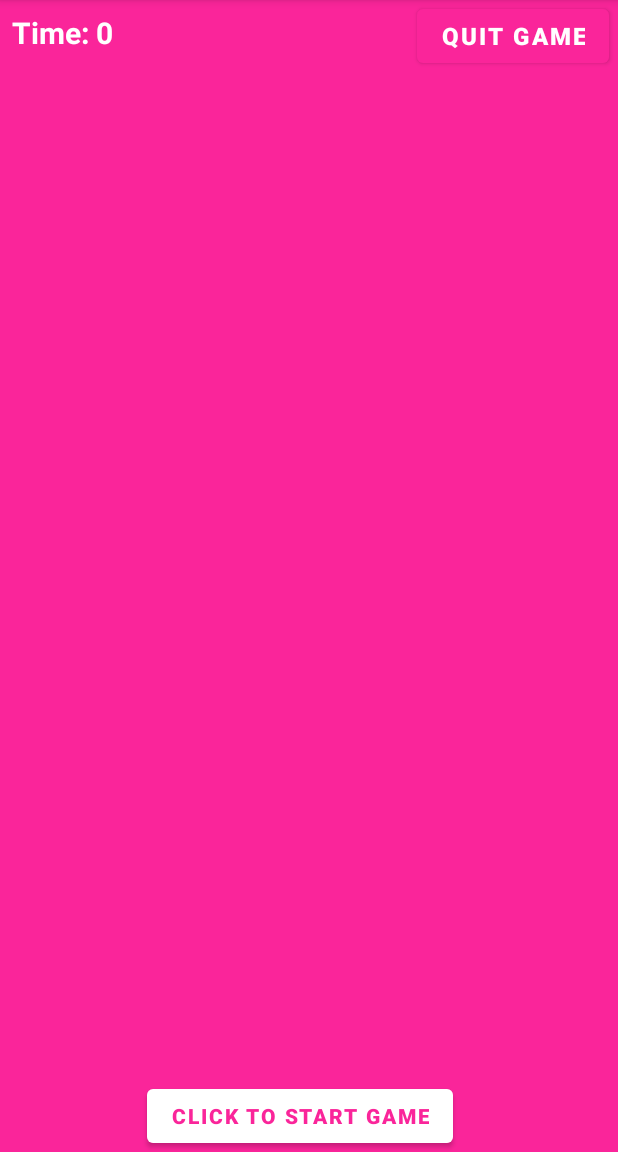
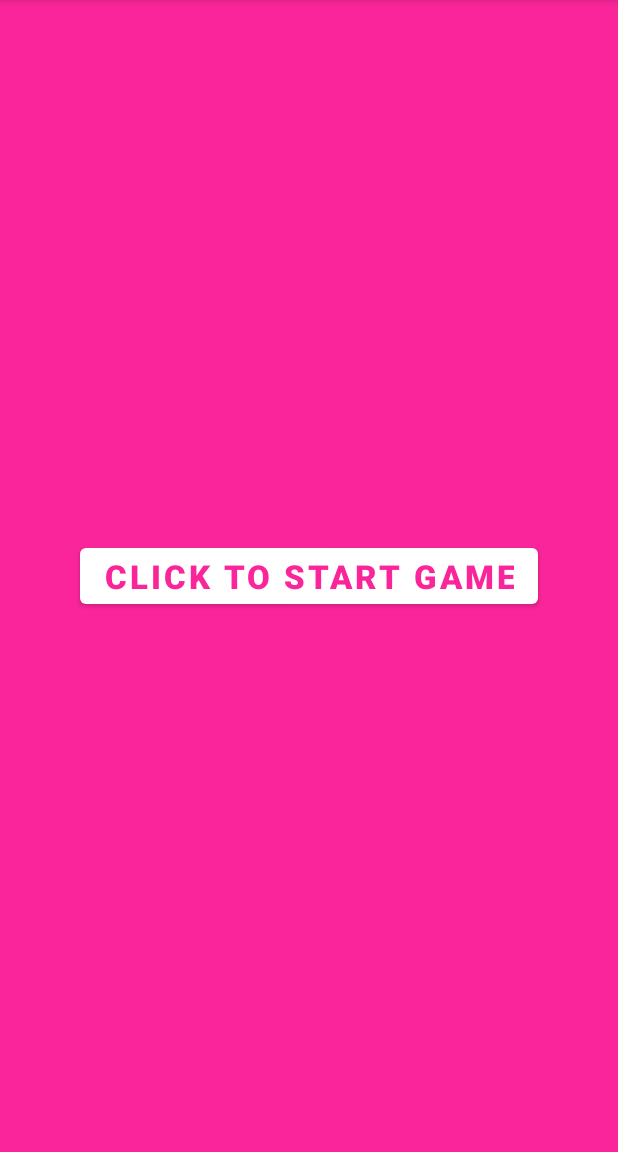
Before and after one commit to catonbrewster1/ButtonMatching, an Android app: the screen it shows after launch (MainActivity), on a phone screen of 412 x 824 dp, the part 84-1236 px from its top. Run offline under Robolectric (Android 15) with nearby library versions, the phone set to English and light mode, and no system bars.

Commit message:
updated buttons and timer to show when appropriate

```diff
--- a/app/src/main/java/com/catonbrewster/buttonmatching/MainActivity.kt
+++ b/app/src/main/java/com/catonbrewster/buttonmatching/MainActivity.kt
@@ -42,6 +42,7 @@ class MainActivity : AppCompatActivity() {
         Log.d(TAG, "onCreate called.")
 
         timerTextView = findViewById(R.id.timerTextView)
+        timerTextView.setVisibility(View.GONE)
         timerTextView.text = getString(R.string.timer, seconds)
 
         gridView = findViewById(R.id.gridView)
@@ -52,6 +53,7 @@ class MainActivity : AppCompatActivity() {
         }
 
         quitButton = findViewById(R.id.quitButton)
+        quitButton.setVisibility(View.GONE)
         quitButton.setOnClickListener {
             resetGame()
         }
@@ -71,6 +73,8 @@ class MainActivity : AppCompatActivity() {
         gridView.setAdapter(null)
 
         startButton.setVisibility(View.VISIBLE)
+        quitButton.setVisibility(View.GONE)
+        timerTextView.setVisibility(View.GONE)
 
         gameStarted = false
     }
@@ -88,6 +92,8 @@ class MainActivity : AppCompatActivity() {
         gridView.adapter = gridAdapter
 
         startButton.setVisibility(View.GONE)
+        quitButton.setVisibility(View.VISIBLE)
+        timerTextView.setVisibility(View.VISIBLE)
 
         startTimer()
         gameStarted = true
--- a/app/src/main/res/layout/activity_main.xml
+++ b/app/src/main/res/layout/activity_main.xml
@@ -43,7 +43,7 @@
         android:layout_height="0dp"
         android:background="@color/pink"
         android:numColumns="4"
-        app:layout_constraintBottom_toTopOf="@+id/startButton"
+        app:layout_constraintBottom_toBottomOf="parent"
         app:layout_constraintEnd_toEndOf="parent"
         app:layout_constraintStart_toStartOf="parent"
         app:layout_constraintTop_toBottomOf="@+id/timerTextView" />
@@ -53,15 +53,16 @@
         android:layout_width="wrap_content"
         android:layout_height="wrap_content"
         android:layout_centerInParent="true"
+        android:layout_centerHorizontal="true"
+        android:layout_centerVertical="true"
         android:text="@string/tapMe"
         android:textColor="@color/pink"
         android:textStyle="bold"
+        android:textSize="22dp"
         app:backgroundTint="@color/white"
         app:layout_constraintBottom_toBottomOf="parent"
-        app:layout_constraintEnd_toEndOf="parent"
-        app:layout_constraintHorizontal_bias="0.47"
+        app:layout_constraintEnd_toEndOf="@+id/gridView"
         app:layout_constraintStart_toStartOf="parent"
-        app:layout_constraintTop_toTopOf="parent"
-        app:layout_constraintVertical_bias="1.0" />
+        app:layout_constraintTop_toTopOf="parent" />
 
 </androidx.constraintlayout.widget.ConstraintLayout>
--- a/app/src/main/res/values/strings.xml
+++ b/app/src/main/res/values/strings.xml
@@ -2,7 +2,7 @@
     <string name="app_name">Button Bop</string>
     <string name="timer">Time: %1$d</string>
     <string name="tapMe">Click to Start Game</string>
-    <string name="gameOverMessage">Nice job! You finished in %1$d second</string>
+    <string name="gameOverMessage">Nice job! You finished in %1$d seconds</string>
     <string name="aboutMenu">About</string>
     <string name="aboutTitle">Time Fighter</string>
     <string name="aboutMessage">Create by The Mighty Kotlin Developer</string>
```
